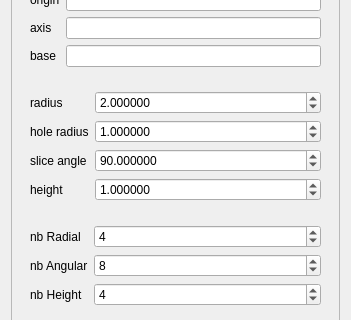
Before: the Qt Designer form src/HEXABLOCKGUI/MakePipe_QTD.ui in SalomePlatform/hexablock, drawn with Qt 5; both pictures show x 0 to 351 and y 94 to 414 of the 351 by 695 pixel window.
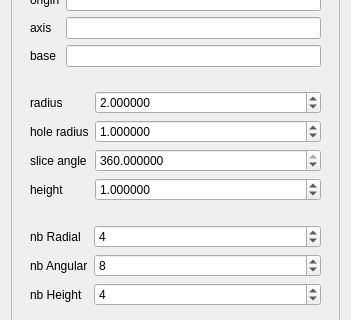
After: the same form once the commit is applied.

Diff of the .ui file:
```diff
--- a/src/HEXABLOCKGUI/MakePipe_QTD.ui
+++ b/src/HEXABLOCKGUI/MakePipe_QTD.ui
@@ -102,8 +102,8 @@
        <rect>
         <x>0</x>
         <y>0</y>
-        <width>337</width>
-        <height>638</height>
+        <width>331</width>
+        <height>619</height>
        </rect>
       </property>
       <layout class="QVBoxLayout" name="verticalLayout_2">
@@ -221,7 +221,7 @@
              <double>10.000000000000000</double>
             </property>
             <property name="value">
-             <double>90.000000000000000</double>
+             <double>360.000000000000000</double>
             </property>
            </widget>
           </item>
```
